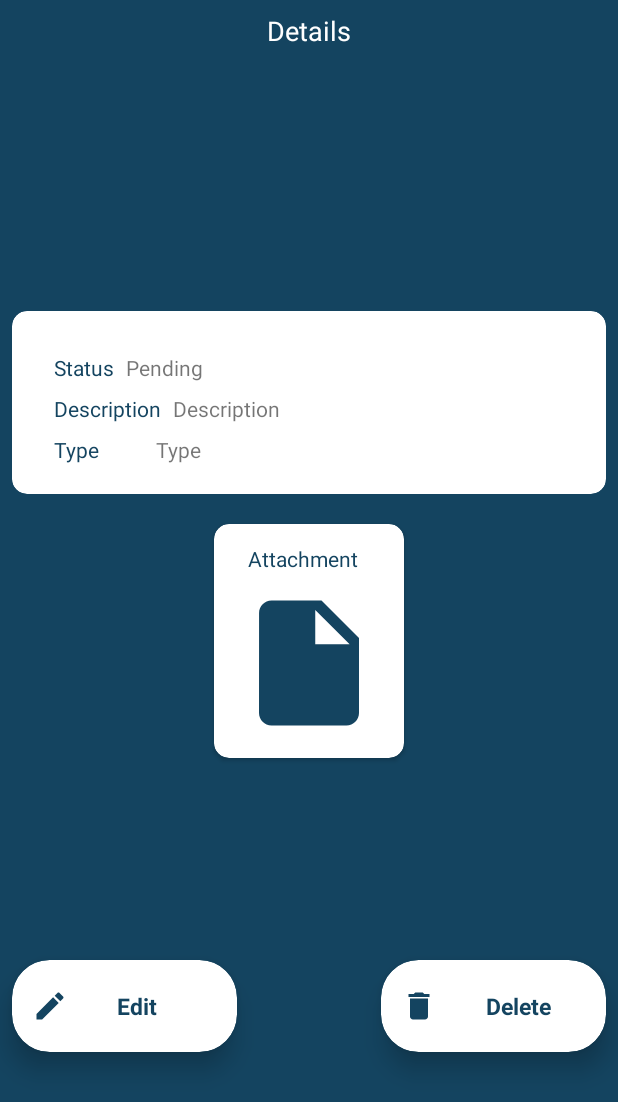
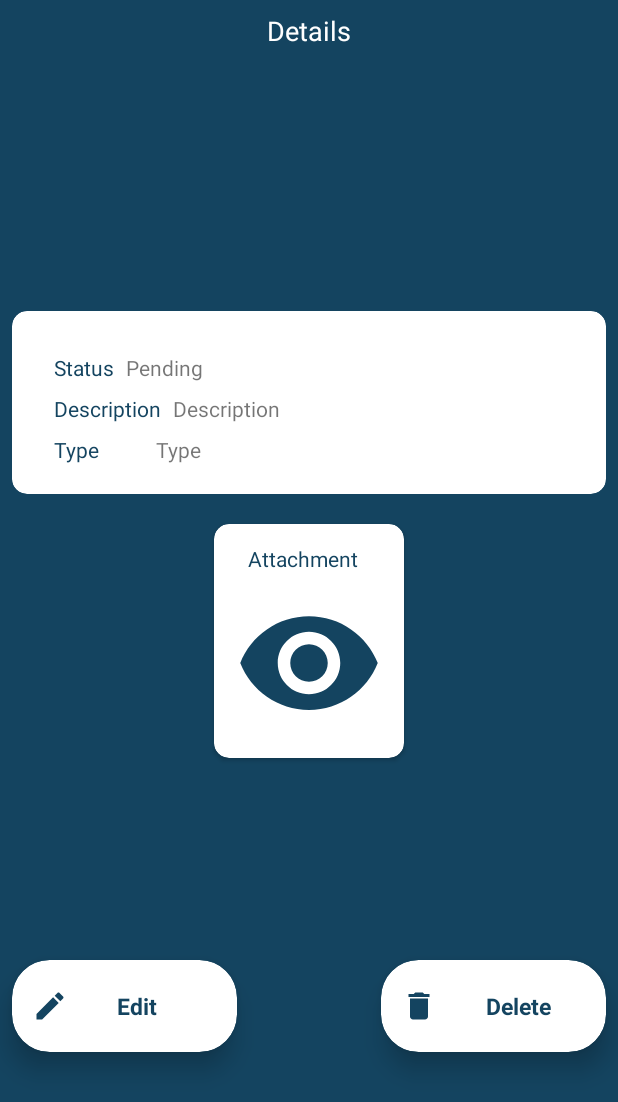
Before and after one commit to lluzalves/docApp, an Android app: the DocumentDetailFragment screen opened through its navigation route, on a phone screen of 412 x 824 dp. Shown: the top 1102 px of the screen. Run offline under Robolectric (Android 15) with nearby library versions, the phone set to English and light mode, and no system bars; our stand-ins replace RxJava; 3 statements that could not run were skipped.

Commit message:
Add new features, edit, delete documents, improve navigation

```diff
--- a/app/src/main/java/com/app/daniel/ifdoc/data/entities/DocumentEntity.kt
+++ b/app/src/main/java/com/app/daniel/ifdoc/data/entities/DocumentEntity.kt
@@ -31,10 +31,6 @@ data class DocumentEntity(
         @SerializedName(Field.DESCRIPTION)
         val description: String,
 
-        @ColumnInfo(name = "file_url")
-        @SerializedName(Field.FILE_URL)
-        val fileUrl: String,
-
         @ColumnInfo(name = "type")
         @SerializedName(Field.TYPE)
         val type: String,
--- a/app/src/main/java/com/app/daniel/ifdoc/data/services/document/DocumentService.kt
+++ b/app/src/main/java/com/app/daniel/ifdoc/data/services/document/DocumentService.kt
@@ -6,7 +6,6 @@ import com.app.daniel.ifdoc.data.entities.responses.DocumentResponseEntity
 import io.reactivex.Single
 import okhttp3.MultipartBody
 import okhttp3.RequestBody
-import okhttp3.ResponseBody
 import retrofit2.http.*
 
 
@@ -19,15 +18,13 @@ interface DocumentService {
     @POST(Constants.Api.API_URL + Constants.Endpoint.DOCUMENTS)
     fun createDocument(@Part("description") description: RequestBody,
                        @Part file: MultipartBody.Part,
-                       @Part("type") documentType: RequestBody): Single<DocumentResponseEntity>
+                       @Part("type") documentType: RequestBody, @Part("id") documentId: RequestBody): Single<DocumentResponseEntity>
 
     @GET(Constants.Api.API_URL + Constants.Endpoint.DOCUMENTS + "/{document_id}")
     fun getDocument(@Path("document_id") documentId: Int): Single<DocumentResponseEntity>
 
-    @GET(Constants.Api.API_URL + Constants.Endpoint.DOCUMENTS + "/{document_id}")
-    fun getDocumentDetails(@Path("document_id") documentId: Int): Single<ResponseBody>
+    @DELETE(Constants.Api.API_URL + Constants.Endpoint.DOCUMENTS + "/{id}")
+    fun deleteDocument(@Path("id") documentId: Int): Single<BaseResponseEntity>
 
-    @DELETE( Constants.Api.API_URL + Constants.Endpoint.DOCUMENTS+"/{id}")
-    fun deleteDocument(@Path("id") documentId: Int) : Single<BaseResponseEntity>
 
 }
--- a/app/src/main/java/com/app/daniel/ifdoc/domain/model/Document.kt
+++ b/app/src/main/java/com/app/daniel/ifdoc/domain/model/Document.kt
@@ -7,7 +7,6 @@ data class Document(
         override var created_at: String,
         override var updated_at: String,
         val description: String,
-        val fileUrl: String,
         val userId: Int,
         val notification: String,
         val isValidated: String,
--- a/app/src/main/java/com/app/daniel/ifdoc/domain/repository/documents/DocumentMapper.kt
+++ b/app/src/main/java/com/app/daniel/ifdoc/domain/repository/documents/DocumentMapper.kt
@@ -9,7 +9,6 @@ internal fun DocumentEntity.toDocument() = Document(
         created_at = this.created_at,
         updated_at = this.updated_at,
         description = this.description,
-        fileUrl = this.fileUrl,
         notification = this.notification,
         type = this.type,
         isValidated = this.isValidated
--- a/app/src/main/java/com/app/daniel/ifdoc/ui/documents/add/AddDocumentPresenter.kt
+++ b/app/src/main/java/com/app/daniel/ifdoc/ui/documents/add/AddDocumentPresenter.kt
@@ -29,10 +29,11 @@ class AddDocumentPresenter : BasePresenter<MvpAddDocumentView>() {
     }
 
 
-    fun createDocument(token: String, description: String, file: File, type: String, docType: String) {
+    fun createDocument(token: String, description: String, file: File, type: String, docType: String, id: String) {
         mvpView?.showRequestDialog("Please wait")
         val documentDescription = RequestBody.create(MediaType.parse("text/plain"), description)
         val documentType = RequestBody.create(MediaType.parse("text/plain"), docType)
+        val documentId = RequestBody.create(MediaType.parse("text/plain"), id)
         val userFile = RequestBody.create(MediaType.parse(type), file)
         val filePart = MultipartBody.Part.createFormData("file", file.name, userFile)
         val client = OkHttpFactory()
@@ -40,7 +41,7 @@ class AddDocumentPresenter : BasePresenter<MvpAddDocumentView>() {
 
         RetrofitFactory().setRetrofit(client)
                 .create(DocumentService::class.java)
-                .createDocument(documentDescription, filePart, documentType)
+                .createDocument(documentDescription, filePart, documentType,documentId)
                 .subscribeOn(Schedulers.io())
                 .observeOn(AndroidSchedulers.mainThread())
                 .subscribe(object : SingleObserver<DocumentResponseEntity> {
@@ -89,4 +90,5 @@ class AddDocumentPresenter : BasePresenter<MvpAddDocumentView>() {
 
                 })
     }
+
 }
--- /dev/null
+++ b/app/src/main/res/drawable/ic_remove_red_eye_24dp.xml
@@ -0,0 +1,5 @@
+<vector android:height="24dp" android:tint="#144460"
+    android:viewportHeight="24.0" android:viewportWidth="24.0"
+    android:width="24dp" xmlns:android="http://schemas.android.com/apk/res/android">
+    <path android:fillColor="#FF000000" android:pathData="M12,4.5C7,4.5 2.73,7.61 1,12c1.73,4.39 6,7.5 11,7.5s9.27,-3.11 11,-7.5c-1.73,-4.39 -6,-7.5 -11,-7.5zM12,17c-2.76,0 -5,-2.24 -5,-5s2.24,-5 5,-5 5,2.24 5,5 -2.24,5 -5,5zM12,9c-1.66,0 -3,1.34 -3,3s1.34,3 3,3 3,-1.34 3,-3 -1.34,-3 -3,-3z"/>
+</vector>
--- a/app/src/main/res/layout/fragment_create_document.xml
+++ b/app/src/main/res/layout/fragment_create_document.xml
@@ -9,7 +9,7 @@
     tools:context="com.app.daniel.ifdoc.ui.documents.add.AddDocumentFragment">
 
     <TextView
-        android:id="@+id/textView"
+        android:id="@+id/labelDocument"
         android:layout_width="match_parent"
         android:layout_height="wrap_content"
         android:text="@string/add_a_new_document"
--- a/app/src/main/res/layout/fragment_document_details.xml
+++ b/app/src/main/res/layout/fragment_document_details.xml
@@ -144,8 +144,7 @@
                 android:layout_marginTop="10dp"
                 android:layout_marginEnd="8dp"
                 android:layout_marginBottom="8dp"
-                android:src="@drawable/ic_insert_drive_file"
-                android:tint="@color/color_app_blue"
+                android:src="@drawable/ic_remove_red_eye_24dp"
                 app:layout_constraintBottom_toBottomOf="parent"
                 app:layout_constraintEnd_toEndOf="parent"
                 app:layout_constraintStart_toStartOf="parent"
--- a/app/src/main/res/values/strings.xml
+++ b/app/src/main/res/values/strings.xml
@@ -46,4 +46,6 @@
     <string name="label_attachment">Attachment</string>
     <string name="edit">Edit</string>
     <string name="delete">Delete</string>
+    <string name="unable_to_delete">This document is already validated, unable to delete</string>
+    <string name="edit_document">Editar documento</string>
 </resources>
```
Also changed, not shown: app/src/main/java/com/app/daniel/ifdoc/ui/documents/add/AddDocumentFragment.kt (+21 -5 lines), app/src/main/java/com/app/daniel/ifdoc/ui/documents/details/DocumentDetailFragment.kt (+18 -11 lines), app/src/main/java/com/app/daniel/ifdoc/ui/documents/details/DocumentDetailPresenter.kt (+28 -3 lines), 1 other file.
